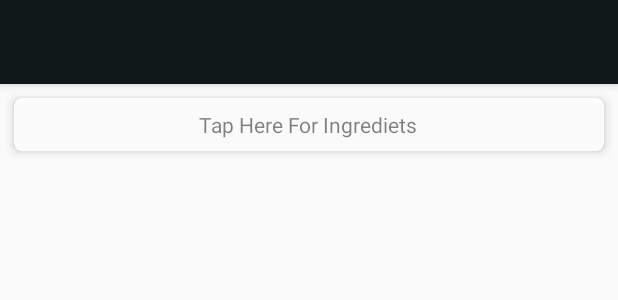
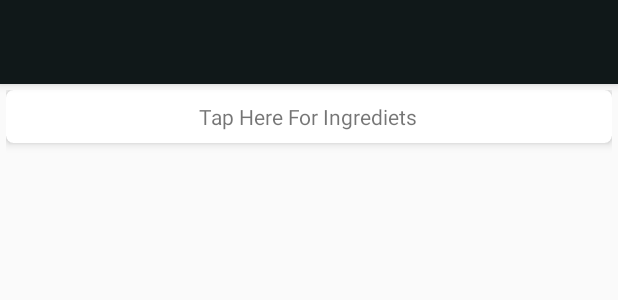
Before and after one commit to dexter-69/Baking-App, an Android app: the layout activity_recipe_detail_list.xml on its own in the app's theme, with its tools: preview values and no code run, on a phone screen of 412 x 824 dp. Shown: the top 300 px of the screen. Run offline under Robolectric (Android 15) with nearby library versions, the phone set to English and light mode, and no system bars.

Commit message:
More app bar to 'app bar_main.xml'

```diff
--- a/app/src/main/res/layout/activity_recipe_detail_list.xml
+++ b/app/src/main/res/layout/activity_recipe_detail_list.xml
@@ -6,15 +6,7 @@
     android:layout_height="match_parent"
     android:fitsSystemWindows="true">
 
-    <android.support.design.widget.AppBarLayout
-        android:id="@+id/app_bar"
-        android:layout_width="match_parent"
-        android:layout_height="wrap_content"
-        android:theme="@style/AppTheme.AppBarOverlay">
-
-        <include layout="@layout/toolbar" />
-
-    </android.support.design.widget.AppBarLayout>
+    <include layout="@layout/app_bar_main" />
 
     <LinearLayout
         android:id="@+id/detail_linearLayout"
@@ -26,12 +18,9 @@
 
         <android.support.v7.widget.CardView
             android:id="@+id/ingredient_card"
+            style="@style/CardViewStyle"
             android:layout_width="match_parent"
             android:layout_height="wrap_content"
-            android:layout_gravity="center"
-            android:layout_margin="@dimen/card_margin"
-            android:layout_marginBottom="4dp"
-            android:alpha="0.9"
             android:onClick="showIngredients"
             card_view:cardCornerRadius="@dimen/card_view_radius"
             card_view:cardElevation="@dimen/card_view_elevation">
--- /dev/null
+++ b/app/src/main/res/layout/app_bar_main.xml
@@ -0,0 +1,11 @@
+<android.support.design.widget.AppBarLayout xmlns:android="http://schemas.android.com/apk/res/android"
+    xmlns:app="http://schemas.android.com/apk/res-auto"
+    android:id="@+id/app_bar"
+    android:layout_width="match_parent"
+    android:layout_height="wrap_content"
+    android:theme="@style/AppTheme.AppBarOverlay"
+    app:elevation="4dp">
+
+    <include layout="@layout/toolbar" />
+
+</android.support.design.widget.AppBarLayout>
```
Also changed, not shown: app/src/main/res/layout/activity_step_detail.xml (+2 -9 lines), app/src/main/res/layout/recipe_activity_main.xml (+4 -10 lines).
